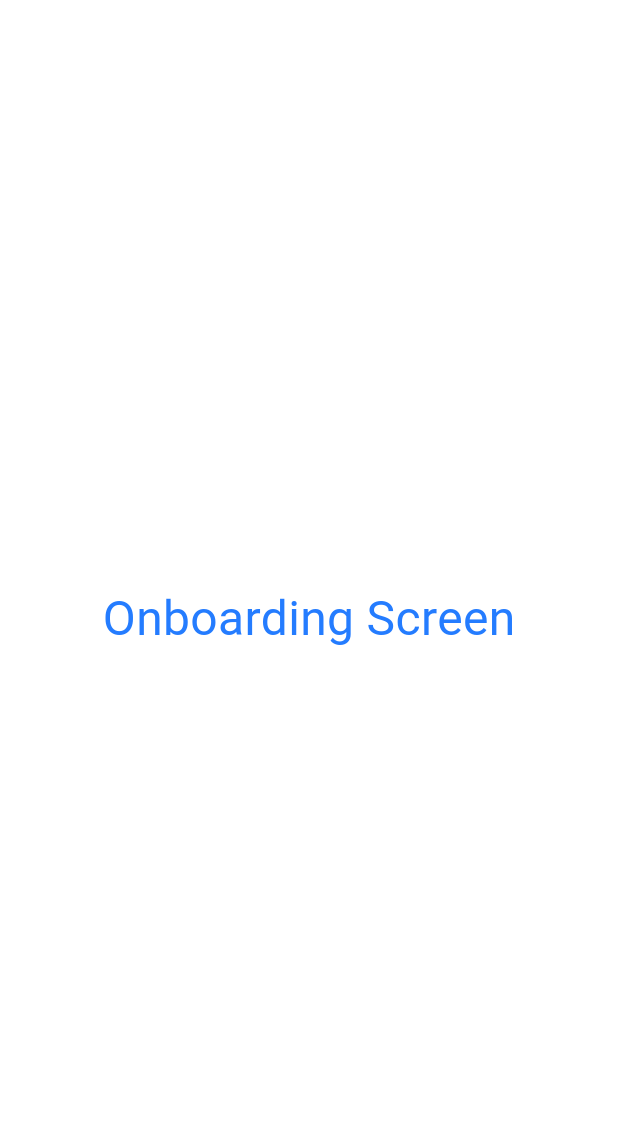
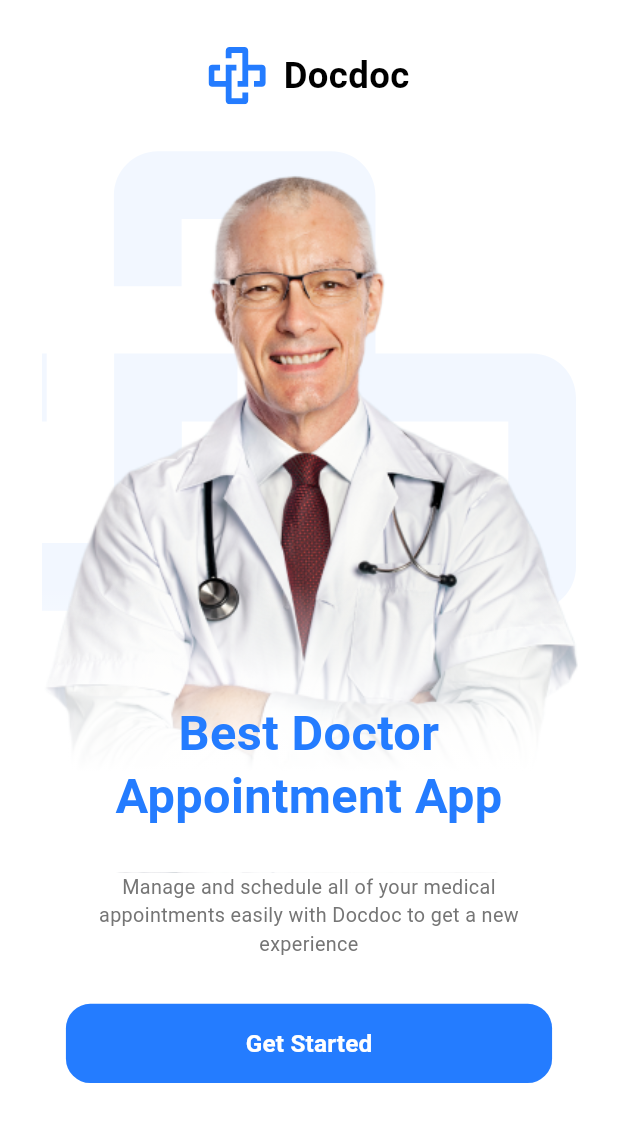
Before and after one commit to AhmedMaged1722/docdoc-app, a Flutter app: the screen it shows after launch, on a phone screen of 412 x 824 dp. Shown: the top 1122 px of the screen. Run offline on Flutter 3.47's test engine with Material 3 defaults, Android fonts, the phone set to English and light mode, and no system bars; our stand-ins replace flutter_screenutil, flutter_svg.

Commit message:
-added images and svgs -added flutter screen util -added navigation -added empty login screen -added onboarding screen

```diff
--- /dev/null
+++ b/lib/core/helpers/extention.dart
@@ -0,0 +1,18 @@
+import 'package:flutter/material.dart';
+
+extension Navigation on BuildContext {
+  Future<dynamic> pushNamed(String routeName, {Object? arguments}) {
+    return Navigator.of(this).pushNamed(routeName, arguments: arguments);
+  }
+
+  Future<dynamic> pushRepalcementNamed(String routeName, {Object? arguments}) {
+    return Navigator.of(this)
+        .pushReplacementNamed(routeName, arguments: arguments);
+  }
+
+  Future<dynamic> pushNamedAndRemoveUtil(String routeName,
+      {Object? arguments, required RoutePredicate predicate}) {
+    return Navigator.of(this)
+        .pushNamedAndRemoveUntil(routeName, predicate, arguments: arguments);
+  }
+}
--- a/lib/core/routing/app_router.dart
+++ b/lib/core/routing/app_router.dart
@@ -5,6 +5,7 @@ import 'package:flutter/material.dart';
 
 class AppRouter {
   Route generateRoute(RouteSettings settings) {
+    final arguments = settings.arguments;
     switch (settings.name) {
       case Routes.onboarding:
         return MaterialPageRoute(builder: (_) => const OnboardingScreen());
--- a/lib/core/theming/colors.dart
+++ b/lib/core/theming/colors.dart
@@ -3,3 +3,4 @@ import 'package:flutter/material.dart';
 const mainBlue = Color(0xFF247CFF);
 const grey = Color(0xFF757575);
 const white = Color(0xFFFFFFFF);
+const black = Color(0xFF000000);
--- /dev/null
+++ b/lib/core/theming/text_style.dart
@@ -0,0 +1,28 @@
+import 'package:doctor/core/theming/colors.dart';
+import 'package:flutter/material.dart';
+import 'package:flutter_screenutil/flutter_screenutil.dart';
+
+class TextStyles {
+  static TextStyle font24Black700Weight = TextStyle(
+    fontSize: 24.sp,
+    fontWeight: FontWeight.w700,
+    color: black,
+  );
+
+  static TextStyle font32BlueBold = TextStyle(
+    fontSize: 32.sp,
+    fontWeight: FontWeight.bold,
+    color: mainBlue,
+  );
+
+  static TextStyle font13Grey = TextStyle(
+    fontSize: 13.sp,
+    color: grey,
+  );
+
+  static TextStyle font16White600Weight = TextStyle(
+    fontSize: 16.sp,
+    fontWeight: FontWeight.w600,
+    color: white,
+  );
+}
--- a/lib/features/login/ui/login_screen.dart
+++ b/lib/features/login/ui/login_screen.dart
@@ -5,8 +5,20 @@ class LoginScreen extends StatelessWidget {
 
   @override
   Widget build(BuildContext context) {
-    return const Scaffold(
-      body: Center(
+    return Scaffold(
+      appBar: AppBar(
+        actions: const [
+          Padding(
+            padding: EdgeInsets.only(right: 16.0),
+            child: Icon(
+              Icons.person_pin_outlined,
+              size: 30,
+            ),
+          ),
+        ],
+        title: const Text('Login Screen'),
+      ),
+      body: const Center(
         child: Text('Login Screen'),
       ),
     );
--- a/lib/features/onboarding/onboarding_screen.dart
+++ b/lib/features/onboarding/onboarding_screen.dart
@@ -1,21 +1,52 @@
-import 'package:doctor/core/theming/colors.dart';
+import 'package:doctor/core/theming/text_style.dart';
+import 'package:doctor/features/onboarding/widgets/get_started_button.dart';
+import 'package:doctor/features/onboarding/widgets/image_and_text.dart';
+import 'package:doctor/features/onboarding/widgets/logo_and_name.dart';
 import 'package:flutter/material.dart';
+import 'package:flutter_screenutil/flutter_screenutil.dart';
 
 class OnboardingScreen extends StatelessWidget {
   const OnboardingScreen({super.key});
 
   @override
   Widget build(BuildContext context) {
-    return const Scaffold(
-      body: Center(
-        child: Text(
-          'Onboarding Screen',
-          style: TextStyle(
-            color: mainBlue,
-            fontSize: 32,
-          ),
+    return Scaffold(
+      body: SafeArea(
+          child: Padding(
+        padding: EdgeInsets.only(
+          top: 30.h,
+          left: 20.w,
+          right: 20.w,
+          bottom: 30.h,
         ),
-      ),
+        child: Column(
+          mainAxisAlignment: MainAxisAlignment.start,
+          crossAxisAlignment: CrossAxisAlignment.center,
+          children: [
+            const LogoAndName(),
+            SizedBox(
+              height: 30.h,
+            ),
+            const ImageAndText(),
+            Padding(
+              padding: EdgeInsets.symmetric(horizontal: 20.w),
+              child: Column(
+                children: [
+                  Text(
+                    'Manage and schedule all of your medical appointments easily with Docdoc to get a new experience',
+                    textAlign: TextAlign.center,
+                    style: TextStyles.font13Grey,
+                  ),
+                  SizedBox(
+                    height: 30.h,
+                  ),
+                  const GetStartedButton(),
+                ],
+              ),
+            ),
+          ],
+        ),
+      )),
     );
   }
 }
--- /dev/null
+++ b/lib/features/onboarding/widgets/get_started_button.dart
@@ -0,0 +1,36 @@
+import 'package:doctor/core/helpers/extention.dart';
+import 'package:doctor/core/routing/routes.dart';
+import 'package:doctor/core/theming/text_style.dart';
+import 'package:flutter/material.dart';
+import 'package:flutter_screenutil/flutter_screenutil.dart';
+
+import '../../../core/theming/colors.dart';
+
+class GetStartedButton extends StatelessWidget {
+  const GetStartedButton({super.key});
+
+  @override
+  Widget build(BuildContext context) {
+    return TextButton(
+      onPressed: () {
+        context.pushNamed(Routes.loginScreen);
+      },
+      style: ButtonStyle(
+        tapTargetSize: MaterialTapTargetSize.shrinkWrap,
+        minimumSize: WidgetStateProperty.all<Size>(
+          Size(double.infinity, 52.h),
+        ),
+        backgroundColor: WidgetStateProperty.all<Color>(mainBlue),
+        shape: WidgetStateProperty.all<RoundedRectangleBorder>(
+          RoundedRectangleBorder(
+            borderRadius: BorderRadius.circular(16.r),
+          ),
+        ),
+      ),
+      child: Text(
+        'Get Started',
+        style: TextStyles.font16White600Weight,
+      ),
+    );
+  }
+}
--- /dev/null
+++ b/lib/features/onboarding/widgets/image_and_text.dart
@@ -0,0 +1,41 @@
+import 'package:doctor/core/theming/text_style.dart';
+import 'package:flutter/material.dart';
+import 'package:flutter_svg/svg.dart';
+
+class ImageAndText extends StatelessWidget {
+  const ImageAndText({super.key});
+
+  @override
+  Widget build(BuildContext context) {
+    return Stack(
+      alignment: Alignment.topCenter,
+      children: [
+        SvgPicture.asset('asstets/svgs/docdoc_low_opacity.svg'),
+        Container(
+          foregroundDecoration: BoxDecoration(
+            gradient: LinearGradient(
+              begin: Alignment.bottomCenter,
+              end: Alignment.topCenter,
+              colors: [
+                Colors.white,
+                Colors.white.withOpacity(0.0),
+              ],
+              stops: const [0.14, 0.4],
+            ),
+          ),
+          child: Image.asset('asstets/images/doc.png'),
+        ),
+        Positioned(
+          bottom: 30,
+          right: 0,
+          left: 0,
+          child: Text(
+            'Best Doctor \nAppointment App',
+            textAlign: TextAlign.center,
+            style: TextStyles.font32BlueBold.copyWith(height: 1.3),
+          ),
+        ),
+      ],
+    );
+  }
+}
--- /dev/null
+++ b/lib/features/onboarding/widgets/logo_and_name.dart
@@ -0,0 +1,25 @@
+import 'package:doctor/core/theming/text_style.dart';
+import 'package:flutter/material.dart';
+import 'package:flutter_screenutil/flutter_screenutil.dart';
+import 'package:flutter_svg/flutter_svg.dart';
+
+class LogoAndName extends StatelessWidget {
+  const LogoAndName({super.key});
+
+  @override
+  Widget build(BuildContext context) {
+    return Row(
+      mainAxisAlignment: MainAxisAlignment.center,
+      children: [
+        SvgPicture.asset('asstets/svgs/docdoc_logo.svg'),
+        SizedBox(
+          width: 10.w,
+        ),
+        Text(
+          'Docdoc',
+          style: TextStyles.font24Black700Weight,
+        ),
+      ],
+    );
+  }
+}
--- a/pubspec.yaml
+++ b/pubspec.yaml
@@ -76,9 +76,9 @@ flutter:
   uses-material-design: true
 
   # To add assets to your application, add an assets section, like this:
-  # assets:
-  #   - images/a_dot_burr.jpeg
-  #   - images/a_dot_ham.jpeg
+  assets:
+    - asstets/images/
+    - asstets/svgs/
 
   # An image asset can refer to one or more resolution-specific "variants", see
   # https://flutter.dev/assets-and-images/#resolution-aware
```
Also changed, not shown: asstets/images/doc.png (added), asstets/svgs/docdoc_logo.svg (added), asstets/svgs/docdoc_low_opacity.svg (added).
